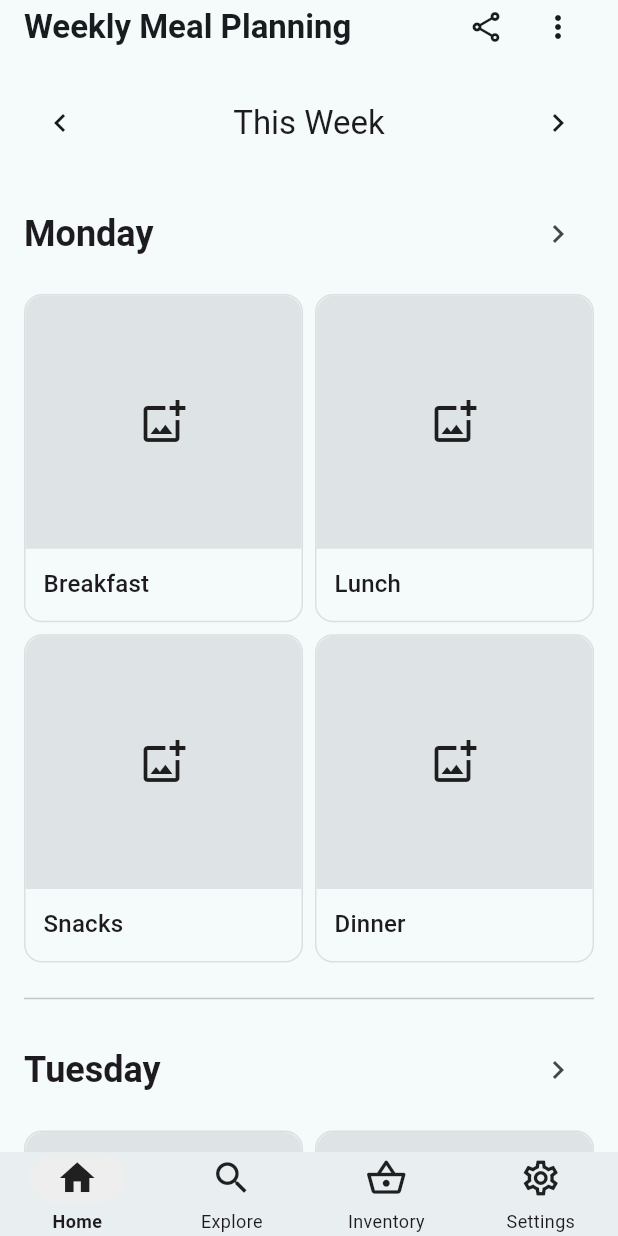
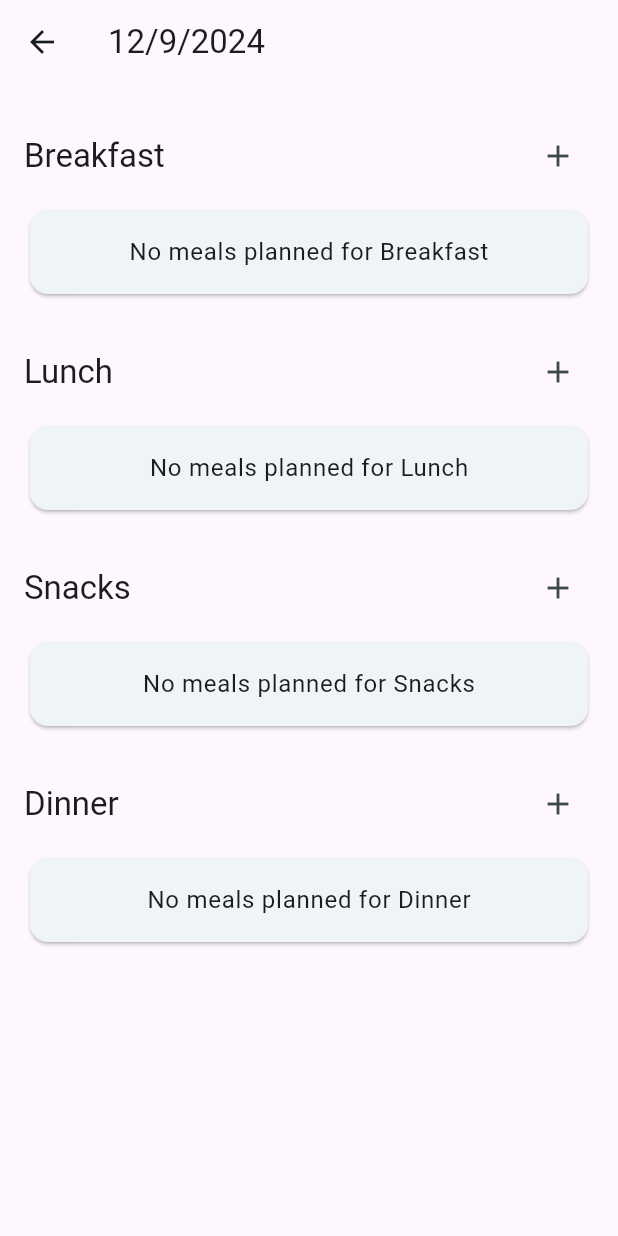
Before and after one commit to bimgeek/haftalik_ogun_planlama, a Flutter app: the screen it shows after launch, after a tap on the "chevron right" icon, on a phone screen of 412 x 824 dp. Run offline on Flutter 3.47's test engine with Material 3 defaults, Android fonts, the phone set to English and light mode, and no system bars; generated files the repository leaves out were written again.

Commit message:
Add meal management features and day detail navigation

```diff
--- a/lib/main.dart
+++ b/lib/main.dart
@@ -5,6 +5,8 @@
 import 'providers/locale_provider.dart';
 import 'providers/week_provider.dart';
 import 'package:intl/intl.dart';
+import 'screens/day_detail_screen.dart';
+import 'providers/meal_provider.dart';
 
 void main() {
   runApp(
@@ -13,6 +15,7 @@
         ChangeNotifierProvider(create: (_) => ThemeProvider()),
         ChangeNotifierProvider(create: (_) => LocaleProvider()),
         ChangeNotifierProvider(create: (_) => WeekProvider()),
+        ChangeNotifierProvider(create: (_) => MealProvider()),
       ],
       child: const MyApp(),
     ),
@@ -301,26 +304,34 @@
               IconButton(
                 icon: const Icon(Icons.chevron_right),
                 onPressed: () {
-                  // TODO: Navigate to detailed day view
+                  Navigator.push(
+                    context,
+                    MaterialPageRoute(
+                      builder: (context) => DayDetailScreen(
+                        date: dayDate,
+                      ),
+                    ),
+                  );
                 },
               ),
             ],
           ),
         ),
-        GridView.count(
-          crossAxisCount: 2,
-          mainAxisSpacing: 8,
-          crossAxisSpacing: 8,
-          childAspectRatio: 0.85,
-          shrinkWrap: true,
-          padding: EdgeInsets.zero,
-          physics: const NeverScrollableScrollPhysics(),
-          children: const [
-            MealSlot(mealType: 'Breakfast'),
-            MealSlot(mealType: 'Lunch'),
-            MealSlot(mealType: 'Snacks'),
-            MealSlot(mealType: 'Dinner'),
-          ],
+        SizedBox(
+          height: 180, // Fixed height for the row of meal cards
+          child: ListView(
+            scrollDirection: Axis.horizontal,
+            padding: const EdgeInsets.symmetric(horizontal: 4),
+            children: const [
+              SizedBox(width: 160, child: MealSlot(mealType: 'Breakfast')),
+              SizedBox(width: 8), // Spacing between cards
+              SizedBox(width: 160, child: MealSlot(mealType: 'Lunch')),
+              SizedBox(width: 8),
+              SizedBox(width: 160, child: MealSlot(mealType: 'Snacks')),
+              SizedBox(width: 8),
+              SizedBox(width: 160, child: MealSlot(mealType: 'Dinner')),
+            ],
+          ),
         ),
         const SizedBox(height: 16),
         const Divider(),
--- /dev/null
+++ b/lib/models/meal.dart
@@ -0,0 +1,21 @@
+class Meal {
+  final String id;
+  final String name;
+  final String? imageUrl;
+  final List<String> ingredients;
+  final List<String> instructions;
+  final double rating;
+  final String? notes;
+  final String mealType; // 'Breakfast', 'Lunch', 'Snacks', 'Dinner'
+
+  Meal({
+    required this.id,
+    required this.name,
+    this.imageUrl,
+    required this.ingredients,
+    required this.instructions,
+    this.rating = 0.0,
+    this.notes,
+    required this.mealType,
+  });
+}
--- /dev/null
+++ b/lib/providers/meal_provider.dart
@@ -0,0 +1,38 @@
+import 'package:flutter/material.dart';
+import '../models/meal.dart';
+
+class MealProvider extends ChangeNotifier {
+  final Map<DateTime, List<Meal>> _meals = {};
+
+  List<Meal> getMealsForDate(DateTime date) {
+    final key = DateTime(date.year, date.month, date.day);
+    return _meals[key] ?? [];
+  }
+
+  void addMeal(DateTime date, Meal meal) {
+    final key = DateTime(date.year, date.month, date.day);
+    final meals = _meals[key] ?? [];
+    meals.add(meal);
+    _meals[key] = meals;
+    notifyListeners();
+  }
+
+  void updateMeal(DateTime date, Meal updatedMeal) {
+    final key = DateTime(date.year, date.month, date.day);
+    final meals = _meals[key] ?? [];
+    final index = meals.indexWhere((meal) => meal.id == updatedMeal.id);
+    if (index != -1) {
+      meals[index] = updatedMeal;
+      _meals[key] = meals;
+      notifyListeners();
+    }
+  }
+
+  void deleteMeal(DateTime date, String mealId) {
+    final key = DateTime(date.year, date.month, date.day);
+    final meals = _meals[key] ?? [];
+    meals.removeWhere((meal) => meal.id == mealId);
+    _meals[key] = meals;
+    notifyListeners();
+  }
+}
--- /dev/null
+++ b/lib/screens/day_detail_screen.dart
@@ -0,0 +1,161 @@
+import 'package:flutter/material.dart';
+import 'package:provider/provider.dart';
+import '../models/meal.dart';
+import '../providers/meal_provider.dart';
+import '../screens/meal_detail_screen.dart';
+
+class DayDetailScreen extends StatelessWidget {
+  final DateTime date;
+
+  const DayDetailScreen({
+    Key? key,
+    required this.date,
+  }) : super(key: key);
+
+  List<Meal> _getMealsByType(BuildContext context, String type) {
+    final mealProvider = Provider.of<MealProvider>(context);
+    return mealProvider.getMealsForDate(date).where((meal) => meal.mealType == type).toList();
+  }
+
+  @override
+  Widget build(BuildContext context) {
+    final theme = Theme.of(context);
+    final mealProvider = Provider.of<MealProvider>(context);
+    final meals = mealProvider.getMealsForDate(date);
+
+    return Scaffold(
+      appBar: AppBar(
+        title: Text(
+          '${date.month}/${date.day}/${date.year}',
+          style: theme.textTheme.titleLarge,
+        ),
+      ),
+      body: ListView(
+        padding: const EdgeInsets.all(16),
+        children: [
+          _buildMealSection(context, 'Breakfast'),
+          _buildMealSection(context, 'Lunch'),
+          _buildMealSection(context, 'Snacks'),
+          _buildMealSection(context, 'Dinner'),
+        ],
+      ),
+    );
+  }
+
+  Widget _buildMealSection(BuildContext context, String mealType) {
+    final theme = Theme.of(context);
+    final mealsForType = _getMealsByType(context, mealType);
+
+    return Column(
+      crossAxisAlignment: CrossAxisAlignment.start,
+      children: [
+        Padding(
+          padding: const EdgeInsets.symmetric(vertical: 8),
+          child: Row(
+            mainAxisAlignment: MainAxisAlignment.spaceBetween,
+            children: [
+              Text(
+                mealType,
+                style: theme.textTheme.titleLarge,
+              ),
+              IconButton(
+                icon: const Icon(Icons.add),
+                onPressed: () {
+                  _navigateToMealDetail(context, mealType);
+                },
+              ),
+            ],
+          ),
+        ),
+        if (mealsForType.isEmpty)
+          Card(
+            child: Padding(
+              padding: const EdgeInsets.all(16),
+              child: Center(
+                child: Text(
+                  'No meals planned for $mealType',
+                  style: theme.textTheme.bodyLarge,
+                ),
+              ),
+            ),
+          )
+        else
+          ...mealsForType.map((meal) => _buildMealCard(context, meal)),
+        const SizedBox(height: 16),
+      ],
+    );
+  }
+
+  Widget _buildMealCard(BuildContext context, Meal meal) {
+    final theme = Theme.of(context);
+
+    return Card(
+      margin: const EdgeInsets.only(bottom: 8),
+      child: InkWell(
+        onTap: () {
+          // TODO: Navigate to meal detail/edit screen
+        },
+        child: Column(
+          crossAxisAlignment: CrossAxisAlignment.start,
+          children: [
+            if (meal.imageUrl != null)
+              Image.network(
+                meal.imageUrl!,
+                height: 200,
+                width: double.infinity,
+                fit: BoxFit.cover,
+              ),
+            Padding(
+              padding: const EdgeInsets.all(16),
+              child: Column(
+                crossAxisAlignment: CrossAxisAlignment.start,
+                children: [
+                  Row(
+                    mainAxisAlignment: MainAxisAlignment.spaceBetween,
+                    children: [
+                      Expanded(
+                        child: Text(
+                          meal.name,
+                          style: theme.textTheme.titleMedium,
+                        ),
+                      ),
+                      Row(
+                        children: List.generate(
+                          5,
+                          (index) => Icon(
+                            index < meal.rating ? Icons.star : Icons.star_border,
+                            color: Colors.amber,
+                            size: 20,
+                          ),
+                        ),
+                      ),
+                    ],
+                  ),
+                  if (meal.notes != null) ...[
+                    const SizedBox(height: 8),
+                    Text(
+                      meal.notes!,
+                      style: theme.textTheme.bodyMedium,
+                    ),
+                  ],
+                ],
+              ),
+            ),
+          ],
+        ),
+      ),
+    );
+  }
+
+  void _navigateToMealDetail(BuildContext context, String mealType) {
+    Navigator.push(
+      context,
+      MaterialPageRoute(
+        builder: (context) => MealDetailScreen(
+          date: date,
+          mealType: mealType,
+        ),
+      ),
+    );
+  }
+}
```
Also changed, not shown: lib/screens/meal_detail_screen.dart (added, +232 -0 lines).
